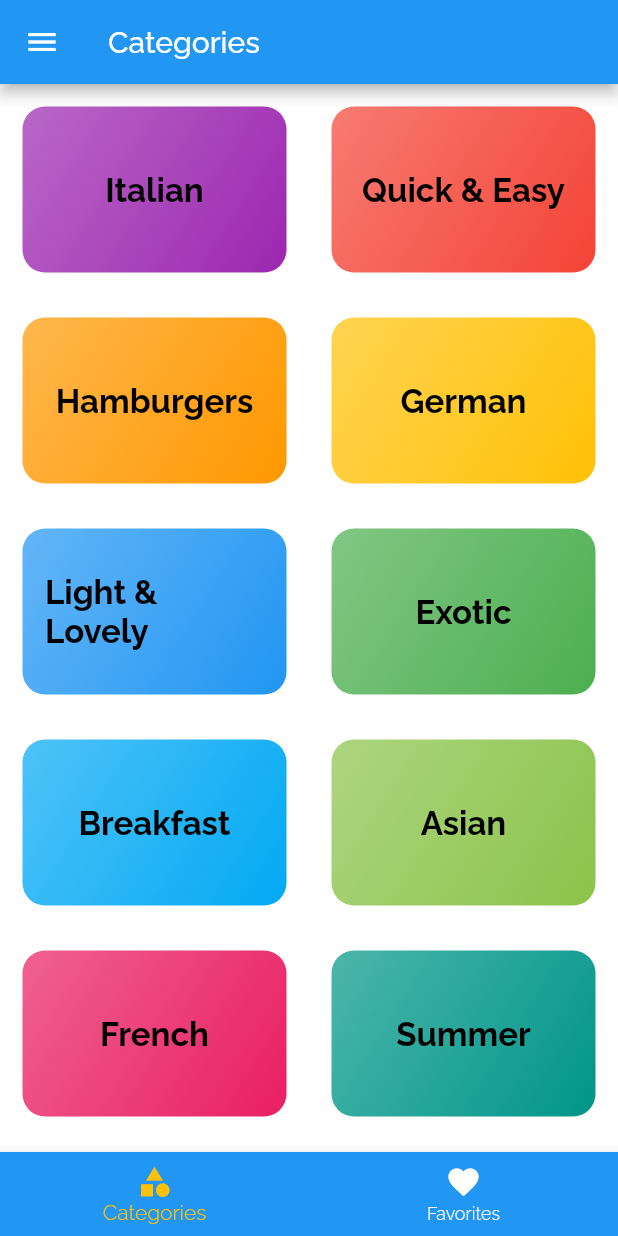
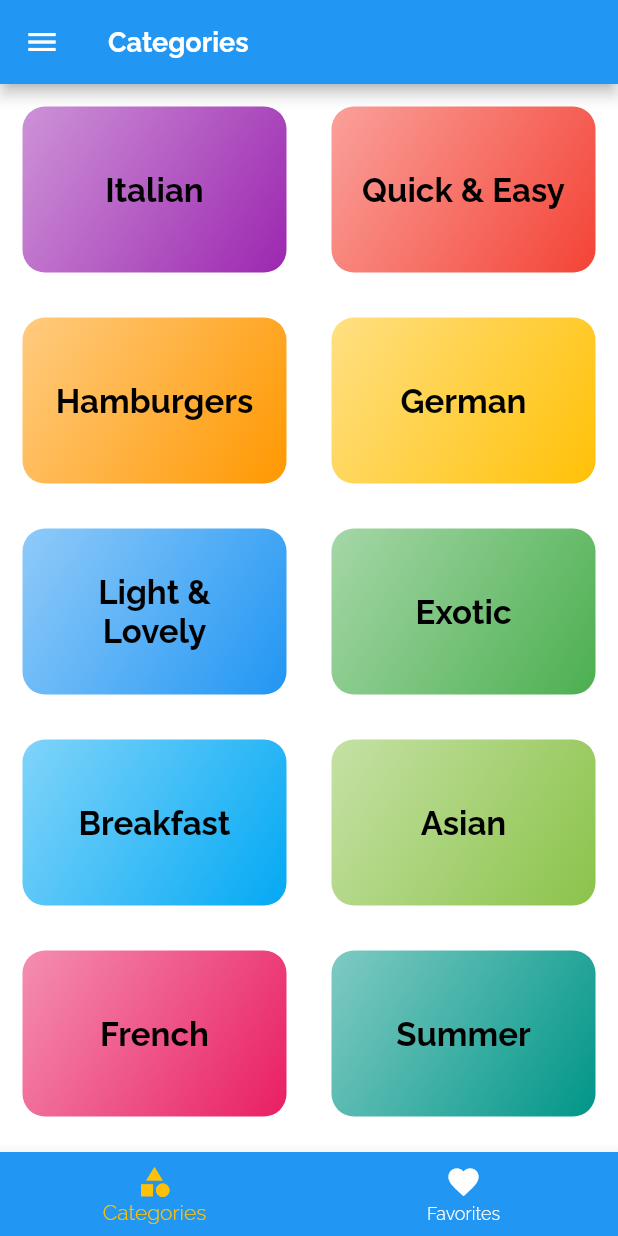
Before and after one commit to Aravindh1505/MealsApp, a Flutter app: the screen it shows after launch, on a phone screen of 412 x 824 dp. Run offline on Flutter 3.47's test engine with Material 2 defaults, Android fonts, the phone set to English and light mode, and no system bars.

Commit message:
Added custom widget(AppBar)

```diff
--- a/lib/screens/filter_screen.dart
+++ b/lib/screens/filter_screen.dart
@@ -1,6 +1,7 @@
 import 'package:flutter/material.dart';
-import 'package:meals_app/models/filters.dart';
 
+import '../models/filters.dart';
+import '../widget/custom_widgets.dart';
 import '../widget/main_drawer.dart';
 
 class FilterScreen extends StatefulWidget {
@@ -27,7 +28,7 @@ class _FilterScreenState extends State<FilterScreen> {
   Widget build(BuildContext context) {
     return Scaffold(
       drawer: MainDrawer(),
-      appBar: AppBar(title: Text('Filter')),
+      appBar: CustomWidgets.getAppBar(context, 'Filter'),
       body: Column(
         children: [
           Expanded(
--- a/lib/screens/home_screen.dart
+++ b/lib/screens/home_screen.dart
@@ -1,4 +1,6 @@
 import 'package:flutter/material.dart';
+
+import '../widget/custom_widgets.dart';
 
 class MyHomePage extends StatefulWidget {
   MyHomePage({Key key, this.title}) : super(key: key);
@@ -13,9 +15,7 @@ class _MyHomePageState extends State<MyHomePage> {
   @override
   Widget build(BuildContext context) {
     return Scaffold(
-      appBar: AppBar(
-        title: Text(widget.title),
-      ),
+      appBar: CustomWidgets.getAppBar(context, 'Home'),
       body: Center(),
     );
   }
--- a/lib/screens/settings_screen.dart
+++ b/lib/screens/settings_screen.dart
@@ -1,5 +1,6 @@
 import 'package:flutter/material.dart';
 
+import '../widget/custom_widgets.dart';
 import '../widget/main_drawer.dart';
 
 class SettingsScreen extends StatelessWidget {
@@ -7,9 +8,7 @@ class SettingsScreen extends StatelessWidget {
   Widget build(BuildContext context) {
     return Scaffold(
       drawer: MainDrawer(),
-      appBar: AppBar(
-        title: Text('Settings'),
-      ),
+      appBar: CustomWidgets.getAppBar(context, 'Settings'),
     );
   }
 }
--- a/lib/screens/tabs_screen.dart
+++ b/lib/screens/tabs_screen.dart
@@ -3,6 +3,7 @@ import 'package:flutter/material.dart';
 import '../models/meal.dart';
 import '../screens/categories_screen.dart';
 import '../screens/favorites_screen.dart';
+import '../widget/custom_widgets.dart';
 import '../widget/main_drawer.dart';
 
 class TabsScreen extends StatefulWidget {
@@ -37,7 +38,7 @@ class _TabsScreenState extends State<TabsScreen> {
   @override
   Widget build(BuildContext context) {
     return Scaffold(
-      appBar: AppBar(title: Text(screenList[_selectedIndex]['title'])),
+      appBar: CustomWidgets.getAppBar(context, screenList[_selectedIndex]['title']),
       body: screenList[_selectedIndex]['screen'],
       drawer: MainDrawer(),
       bottomNavigationBar: BottomNavigationBar(
--- a/lib/utils/constants.dart
+++ b/lib/utils/constants.dart
@@ -5,6 +5,8 @@ import '../models/meal.dart';
 
 class Constants {
   static const APP_NAME = 'Meal App';
+
+  static const NO_MEALS_FOUND = 'No meals found';
 
   /*ROUTES*/
   static const ROUTE_HOME = '/';
@@ -48,6 +50,11 @@ class Constants {
           fontSize: 20,
           fontWeight: FontWeight.w500,
           color: Colors.amber,
+        ),
+        headline3: TextStyle(
+          fontSize: 18,
+          fontWeight: FontWeight.bold,
+          color: Colors.white,
         )),
   );
 
--- a/lib/widget/category_item.dart
+++ b/lib/widget/category_item.dart
@@ -28,10 +28,11 @@ class CategoryItem extends StatelessWidget {
         child: Text(
           category.title,
           style: Theme.of(context).textTheme.headline6,
+          textAlign: TextAlign.center,
         ),
         decoration: BoxDecoration(
           gradient: LinearGradient(
-            colors: [category.color.withOpacity(0.7), category.color],
+            colors: [category.color.withOpacity(0.5), category.color],
             begin: Alignment.topLeft,
             end: Alignment.bottomRight,
           ),
--- /dev/null
+++ b/lib/widget/custom_widgets.dart
@@ -0,0 +1,14 @@
+import 'package:flutter/material.dart';
+
+class CustomWidgets {
+  static AppBar getAppBar(BuildContext context, String title) {
+    return AppBar(
+      title: Text(
+        title,
+        style: Theme.of(context).textTheme.headline3,
+        maxLines: 1,
+        overflow: TextOverflow.ellipsis,
+      ),
+    );
+  }
+}
```
Also changed, not shown: lib/screens/category_meals_screen.dart (+10 -3 lines), lib/screens/meal_details_screen.dart (+33 -22 lines).
